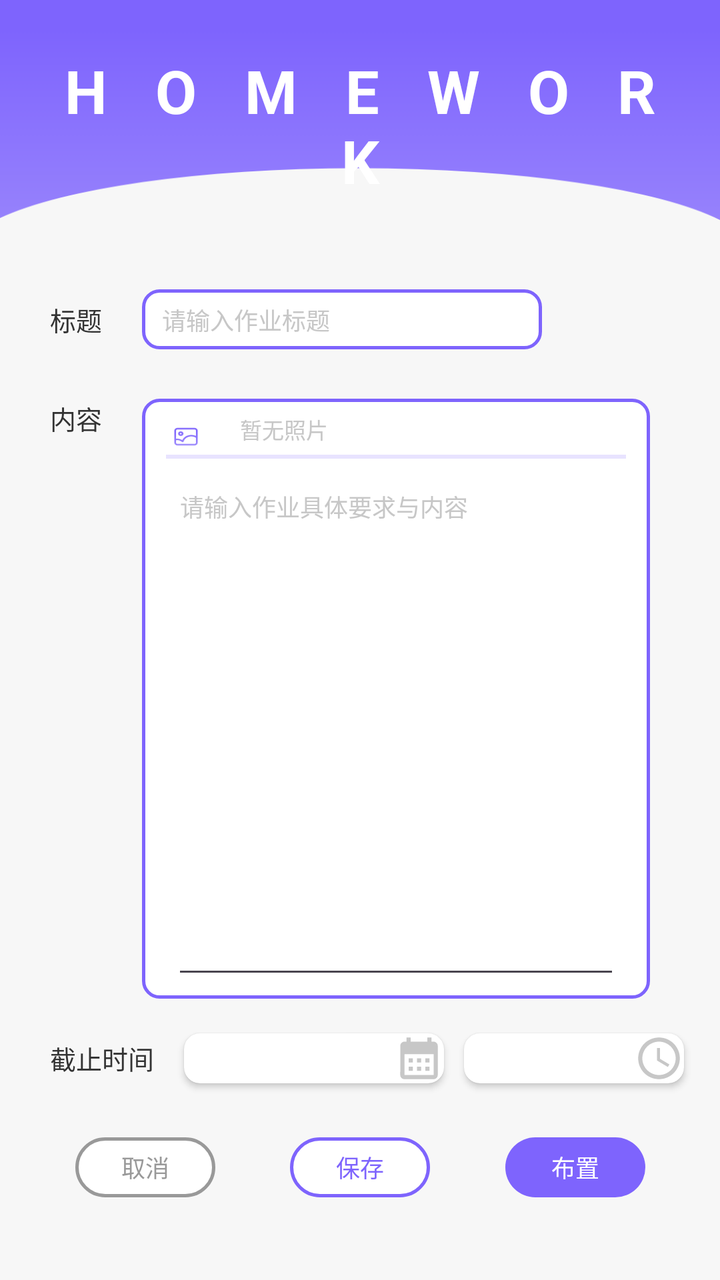
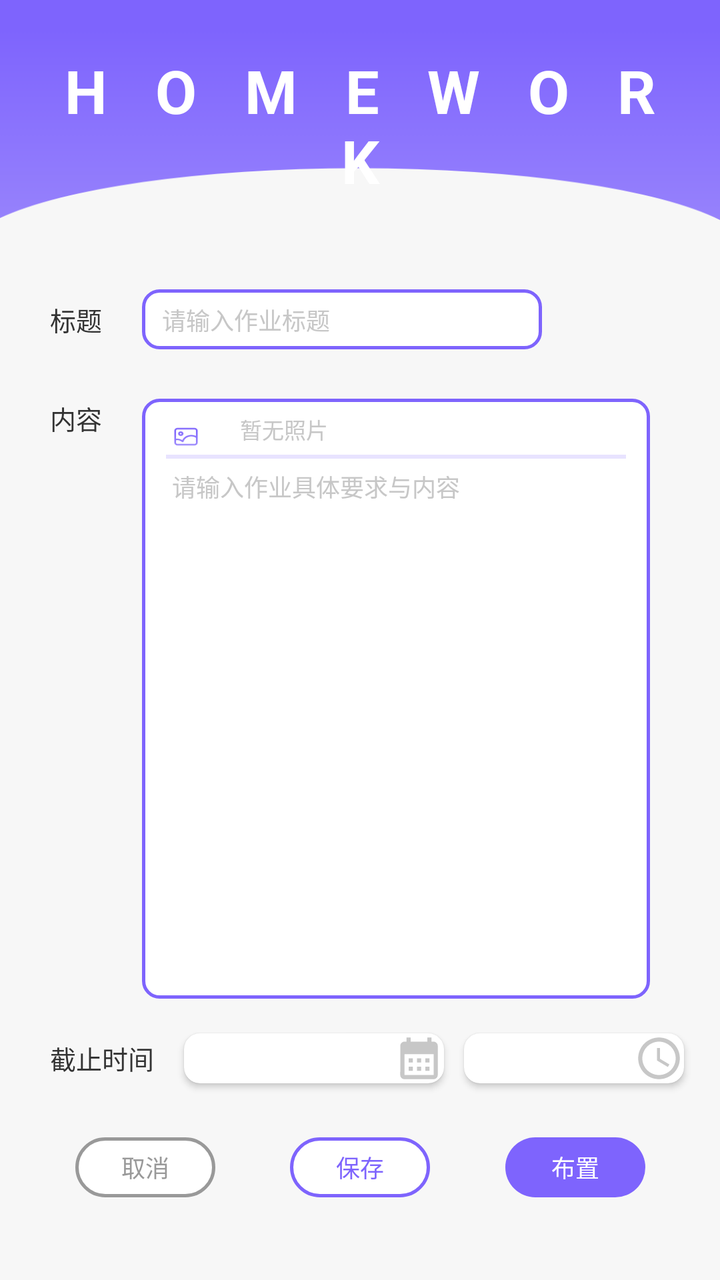

Two renders of the same Android screen: before a commit and after it. Below are the layout's source before the change and the commit's diff.
<!-- AndroidManifest.xml: application theme Theme.AIDraw -->
<!-- res/layout/activity_homework.xml -->
<?xml version="1.0" encoding="utf-8"?>
<androidx.constraintlayout.widget.ConstraintLayout xmlns:android="http://schemas.android.com/apk/res/android"
    xmlns:app="http://schemas.android.com/apk/res-auto"
    xmlns:tools="http://schemas.android.com/tools"
    android:layout_width="match_parent"
    android:layout_height="match_parent"
    android:background="#F7F7F7"
    tools:context=".CommunityFragment">

    <View
        android:id="@+id/view"
        android:layout_width="match_parent"
        android:layout_height="110dp"
        android:background="@drawable/homework_and_points_top"
        app:layout_constraintTop_toTopOf="parent" />

    <TextView
        android:id="@+id/textView"
        android:layout_width="match_parent"
        android:layout_height="wrap_content"
        android:layout_marginTop="25dp"
        android:gravity="center"
        android:letterSpacing="0.8"
        android:text="HOMEWORK"
        android:textColor="#FFFFFFFF"
        android:textSize="30sp"
        android:textStyle="bold"
        app:layout_constraintTop_toTopOf="parent" />

    <ScrollView
        android:layout_width="0dp"
        android:layout_height="0dp"
        android:layout_marginTop="20dp"
        app:layout_constraintBottom_toBottomOf="parent"
        app:layout_constraintEnd_toEndOf="parent"
        app:layout_constraintStart_toStartOf="parent"
        app:layout_constraintTop_toBottomOf="@+id/view">

        <androidx.constraintlayout.widget.ConstraintLayout
            android:layout_width="match_parent"
            android:layout_height="match_parent">

            <TextView
                android:id="@+id/textView_title"
                android:layout_width="wrap_content"
                android:layout_height="wrap_content"
                android:textColor="#FF333333"
                android:textSize="13sp"
                android:text="标题"
                android:layout_marginTop="20dp"
                android:layout_marginLeft="25dp"
                app:layout_constraintTop_toTopOf="parent"
                app:layout_constraintStart_toStartOf="parent"/>

            <EditText
                android:id="@+id/title"
                android:layout_width="wrap_content"
                android:layout_height="30dp"
                android:minWidth="200dp"
                android:background="@drawable/edittext_8"
                android:textColor="#FFC7C7C7"
                android:textSize="12sp"
                android:text="请输入作业标题"
                android:lines="1"
                android:paddingLeft="10dp"
                android:layout_marginLeft="20dp"
                app:layout_constraintTop_toTopOf="@+id/textView_title"
                app:layout_constraintBottom_toBottomOf="@+id/textView_title"
                app:layout_constraintStart_toEndOf="@+id/textView_title"/>

            <TextView
                android:id="@+id/textView_content"
                android:layout_width="wrap_content"
                android:layout_height="wrap_content"
                android:textColor="#FF333333"
                android:textSize="13sp"
                android:text="内容"
                android:layout_marginTop="30dp"
                app:layout_constraintTop_toBottomOf="@+id/textView_title"
                app:layout_constraintStart_toStartOf="@+id/textView_title"/>

            <androidx.constraintlayout.widget.ConstraintLayout
                android:id="@+id/constraintLayout"
                android:layout_width="0dp"
                android:layout_height="300dp"
                android:background="@drawable/edittext_8"
                android:layout_marginLeft="20dp"
                android:layout_marginRight="35dp"
                app:layout_constraintTop_toTopOf="@+id/textView_content"
                app:layout_constraintStart_toEndOf="@+id/textView_content"
                app:layout_constraintBottom_toTopOf="@+id/textView_deadline"
                app:layout_constraintEnd_toEndOf="parent">

                <ImageView
                    android:id="@+id/imageView"
                    android:layout_width="14dp"
                    android:layout_height="12dp"
                    android:src="@drawable/ai_picture"
                    android:scaleType="fitXY"
                    android:layout_marginLeft="15dp"
                    android:layout_marginTop="8dp"
                    app:layout_constraintTop_toTopOf="@+id/homework_image"
                    app:layout_constraintBottom_toBottomOf="@+id/homework_image"
                    app:layout_constraintStart_toStartOf="parent" />

                <TextView
                    android:id="@+id/homework_image"
                    android:layout_width="0dp"
                    android:layout_height="wrap_content"
                    android:layout_marginLeft="20dp"
                    android:layout_marginRight="20dp"
                    android:textColor="#FFC7C7C7"
                    android:textSize="11dp"
                    android:text="暂无照片"
                    app:layout_constraintTop_toTopOf="parent"
                    app:layout_constraintBottom_toBottomOf="@+id/view2"
                    app:layout_constraintStart_toEndOf="@+id/imageView"
                    app:layout_constraintEnd_toEndOf="parent"/>

                <View
                    android:id="@+id/view2"
                    android:layout_width="match_parent"
                    android:layout_height="2dp"
                    android:background="#FFE8E3FF"
                    android:layout_marginTop="3dp"
                    android:layout_marginLeft="12dp"
                    android:layout_marginRight="12dp"
                    app:layout_constraintTop_toBottomOf="@+id/imageView"
                    app:layout_constraintEnd_toEndOf="parent"
                    app:layout_constraintStart_toStartOf="parent" />

                <EditText
                    android:id="@+id/content"
                    android:layout_width="match_parent"
                    android:layout_height="0dp"
                    android:textColor="#FFC7C7C7"
                    android:textSize="12sp"
                    android:text="请输入作业具体要求与内容"
                    android:minLines="1"
                    android:gravity="top"
                    android:layout_marginTop="5dp"
                    android:layout_marginLeft="15dp"
                    android:layout_marginRight="15dp"
                    android:layout_marginBottom="5dp"
                    app:layout_constraintTop_toBottomOf="@+id/view2"
                    app:layout_constraintBottom_toBottomOf="parent"/>
            </androidx.constraintlayout.widget.ConstraintLayout>

            <TextView
                android:id="@+id/textView_deadline"
                android:layout_width="wrap_content"
                android:layout_height="wrap_content"
                android:textColor="#FF333333"
                android:textSize="13sp"
                android:text="截止时间"
                android:layout_marginTop="20dp"
                android:layout_marginBottom="30dp"
                app:layout_constraintStart_toStartOf="@+id/textView_content"
                app:layout_constraintTop_toBottomOf="@+id/constraintLayout"
                app:layout_constraintBottom_toTopOf="@+id/constraintLayout2"/>

            <androidx.cardview.widget.CardView
                android:id="@+id/constraintLayout_deadline_day"
                android:layout_width="130dp"
                android:layout_height="25dp"
                app:cardCornerRadius="8dp"
                android:background="#FFFFFFFF"
                android:layout_marginLeft="15dp"
                app:layout_constraintTop_toTopOf="@+id/textView_deadline"
                app:layout_constraintBottom_toBottomOf="@+id/textView_deadline"
                app:layout_constraintStart_toEndOf="@+id/textView_deadline">

                <androidx.constraintlayout.widget.ConstraintLayout
                    android:layout_width="match_parent"
                    android:layout_height="match_parent">

                    <TextView
                        android:id="@+id/deadline_day"
                        android:layout_width="wrap_content"
                        android:layout_height="match_parent"
                        android:textColor="#FF333333"
                        android:textSize="13sp"
                        android:gravity="center_vertical"
                        android:layout_marginLeft="10dp"
                        app:layout_constraintStart_toStartOf="parent"
                        app:layout_constraintTop_toTopOf="parent"
                        app:layout_constraintBottom_toBottomOf="parent"/>

                    <ImageView
                        android:id="@+id/imageView_day"
                        android:layout_width="25dp"
                        android:layout_height="25dp"
                        android:src="@drawable/baseline_calendar_month_24"
                        android:scaleType="fitXY"
                        app:layout_constraintEnd_toEndOf="parent"
                        app:layout_constraintTop_toTopOf="parent"
                        app:layout_constraintBottom_toBottomOf="parent"/>
                </androidx.constraintlayout.widget.ConstraintLayout>
            </androidx.cardview.widget.CardView>

            <androidx.cardview.widget.CardView
                android:id="@+id/constraintLayout_deadline_time"
                android:layout_width="110dp"
                android:layout_height="25dp"
                app:cardCornerRadius="8dp"
                android:background="#FFFFFFFF"
                android:layout_marginLeft="10dp"
                app:layout_constraintTop_toTopOf="@+id/textView_deadline"
                app:layout_constraintBottom_toBottomOf="@+id/textView_deadline"
                app:layout_constraintStart_toEndOf="@+id/constraintLayout_deadline_day">

                <androidx.constraintlayout.widget.ConstraintLayout
                    android:layout_width="match_parent"
                    android:layout_height="match_parent">

                    <TextView
                        android:id="@+id/deadline_time"
                        android:layout_width="wrap_content"
                        android:layout_height="match_parent"
                        android:textColor="#FF333333"
                        android:textSize="13sp"
                        android:gravity="center_vertical"
                        android:layout_marginLeft="10dp"
                        app:layout_constraintStart_toStartOf="parent"
                        app:layout_constraintTop_toTopOf="parent"
                        app:layout_constraintBottom_toBottomOf="parent"/>

                    <ImageView
                        android:id="@+id/imageView_time"
                        android:layout_width="25dp"
                        android:layout_height="25dp"
                        android:src="@drawable/baseline_access_time_24"
                        android:scaleType="fitXY"
                        app:layout_constraintEnd_toEndOf="parent"
                        app:layout_constraintTop_toTopOf="parent"
                        app:layout_constraintBottom_toBottomOf="parent"/>
                </androidx.constraintlayout.widget.ConstraintLayout>
            </androidx.cardview.widget.CardView>

            <androidx.constraintlayout.widget.ConstraintLayout
                android:id="@+id/constraintLayout2"
                android:layout_width="match_parent"
                android:layout_height="wrap_content"
                app:layout_constraintBottom_toBottomOf="parent">

                <TextView
                    android:id="@+id/cancel"
                    android:layout_width="70dp"
                    android:layout_height="30dp"
                    android:background="@drawable/point_3"
                    android:gravity="center"
                    android:text="取消"
                    android:textColor="#FF999999"
                    android:textSize="12sp"
                    app:layout_constraintEnd_toStartOf="@+id/save"
                    app:layout_constraintHorizontal_bias="0.5"
                    app:layout_constraintStart_toStartOf="parent"
                    app:layout_constraintTop_toTopOf="parent"
                    app:layout_constraintBottom_toBottomOf="parent" />

                <TextView
                    android:id="@+id/save"
                    android:layout_width="70dp"
                    android:layout_height="30dp"
                    android:background="@drawable/point_1"
                    android:gravity="center"
                    android:text="保存"
                    android:textColor="#FF7E64FD"
                    android:textSize="12sp"
                    app:layout_constraintEnd_toStartOf="@+id/send"
                    app:layout_constraintHorizontal_bias="0.5"
                    app:layout_constraintStart_toEndOf="@+id/cancel"
                    app:layout_constraintTop_toTopOf="parent"
                    app:layout_constraintBottom_toBottomOf="parent" />

                <TextView
                    android:id="@+id/send"
                    android:layout_width="70dp"
                    android:layout_height="30dp"
                    android:background="@drawable/point_2"
                    android:gravity="center"
                    android:text="布置"
                    android:textColor="#FFFFFFFF"
                    android:textSize="12sp"
                    app:layout_constraintEnd_toEndOf="parent"
                    app:layout_constraintHorizontal_bias="0.5"
                    app:layout_constraintStart_toEndOf="@+id/save"
                    app:layout_constraintTop_toTopOf="parent"
                    app:layout_constraintBottom_toBottomOf="parent" />
            </androidx.constraintlayout.widget.ConstraintLayout>
        </androidx.constraintlayout.widget.ConstraintLayout>
    </ScrollView>
</androidx.constraintlayout.widget.ConstraintLayout>
<!-- resources referenced by this layout -->
<resources>
  <!-- drawable ai_picture: png bitmap (drawable, 1239 bytes) -->
  <!-- drawable baseline_access_time_24 (drawable) -->
  <vector android:height="24dp" android:tint="#C7C7C7"
      android:viewportHeight="24" android:viewportWidth="24"
      android:width="24dp" xmlns:android="http://schemas.android.com/apk/res/android">
      <path android:fillColor="@android:color/white" android:pathData="M11.99,2C6.47,2 2,6.48 2,12s4.47,10 9.99,10C17.52,22 22,17.52 22,12S17.52,2 11.99,2zM12,20c-4.42,0 -8,-3.58 -8,-8s3.58,-8 8,-8 8,3.58 8,8 -3.58,8 -8,8z"/>
      <path android:fillColor="@android:color/white" android:pathData="M12.5,7H11v6l5.25,3.15 0.75,-1.23 -4.5,-2.67z"/>
  </vector>
  <!-- drawable baseline_calendar_month_24 (drawable) -->
  <vector android:height="24dp" android:tint="#C7C7C7"
      android:viewportHeight="24" android:viewportWidth="24"
      android:width="24dp" xmlns:android="http://schemas.android.com/apk/res/android">
      <path android:fillColor="@android:color/white" android:pathData="M19,4h-1V2h-2v2H8V2H6v2H5C3.89,4 3.01,4.9 3.01,6L3,20c0,1.1 0.89,2 2,2h14c1.1,0 2,-0.9 2,-2V6C21,4.9 20.1,4 19,4zM19,20H5V10h14V20zM9,14H7v-2h2V14zM13,14h-2v-2h2V14zM17,14h-2v-2h2V14zM9,18H7v-2h2V18zM13,18h-2v-2h2V18zM17,18h-2v-2h2V18z"/>
  </vector>
  <!-- drawable edittext_8 (drawable) -->
  <?xml version="1.0" encoding="utf-8"?>
  
  <shape xmlns:android="http://schemas.android.com/apk/res/android">
      <stroke
          android:width="1.5dp"
          android:color="#FF7E64FD"/>
  
      <solid
          android:color="#FFFFFF"/>
  
      <corners
          android:bottomLeftRadius="8dp"
          android:bottomRightRadius="8dp"
          android:topLeftRadius="8dp"
          android:topRightRadius="8dp"/>
  </shape>
  <!-- drawable homework_and_points_top: png bitmap (drawable, 6838 bytes) -->
  <!-- drawable point_1 (drawable) -->
  <?xml version="1.0" encoding="utf-8"?>
  
  <shape xmlns:android="http://schemas.android.com/apk/res/android">
      <stroke
          android:width="1.5dp"
          android:color="#FF7E64FD"/>
  
      <solid
          android:color="#FFFFFF"/>
  
      <corners
          android:bottomLeftRadius="39dp"
          android:bottomRightRadius="39dp"
          android:topLeftRadius="39dp"
          android:topRightRadius="39dp"/>
  </shape>
  <!-- drawable point_2 (drawable) -->
  <?xml version="1.0" encoding="utf-8"?>
  
  <shape xmlns:android="http://schemas.android.com/apk/res/android">
  
      <solid
          android:color="#FF7E64FD"/>
  
      <corners
          android:bottomLeftRadius="39dp"
          android:bottomRightRadius="39dp"
          android:topLeftRadius="39dp"
          android:topRightRadius="39dp"/>
  </shape>
  <!-- drawable point_3 (drawable) -->
  <?xml version="1.0" encoding="utf-8"?>
  
  <shape xmlns:android="http://schemas.android.com/apk/res/android">
      <stroke
          android:width="1.5dp"
          android:color="#999999"/>
  
      <solid
          android:color="#FFFFFF"/>
  
      <corners
          android:bottomLeftRadius="39dp"
          android:bottomRightRadius="39dp"
          android:topLeftRadius="39dp"
          android:topRightRadius="39dp"/>
  </shape>
  <style name="Theme.AIDraw" parent="Base.Theme.AIDraw" />
  <style name="Base.Theme.AIDraw" parent="Theme.Material3.DayNight.NoActionBar">
          
          
      </style>
</resources>

<!-- the commit's change to res/layout/activity_homework.xml (unified diff, before → after) -->
@@ -138,6 +138,7 @@
                     android:text="请输入作业具体要求与内容"
                     android:minLines="1"
                     android:gravity="top"
+                    android:background="#00FFFFFF"
                     android:layout_marginTop="5dp"
                     android:layout_marginLeft="15dp"
                     android:layout_marginRight="15dp"
